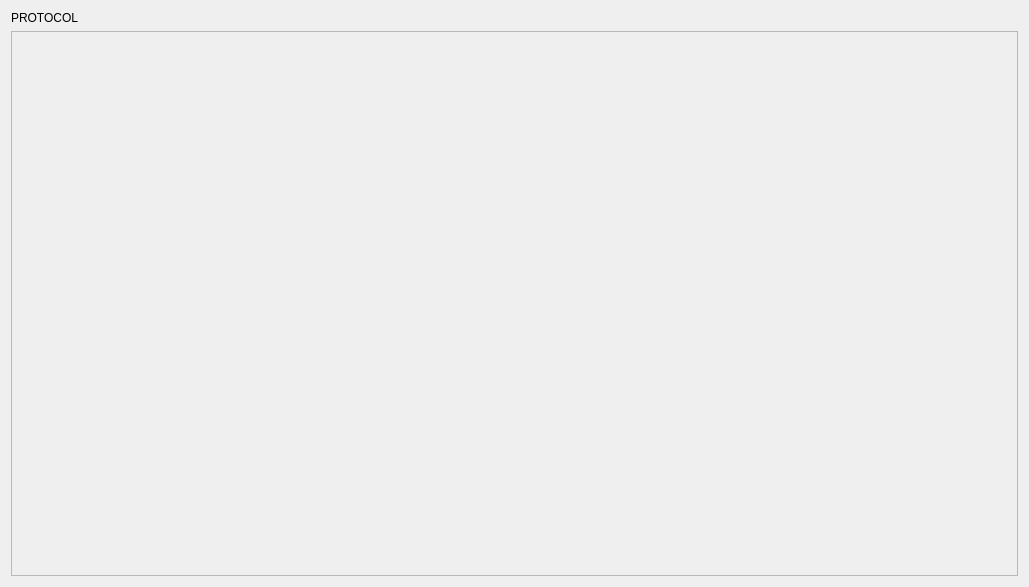
This is src/GUI/PinTracerUI/forms/ProtocolVisualizationWidget.ui in h3xduck/TaintBlade as Qt 5 draws it before an edit. The edited form follows.
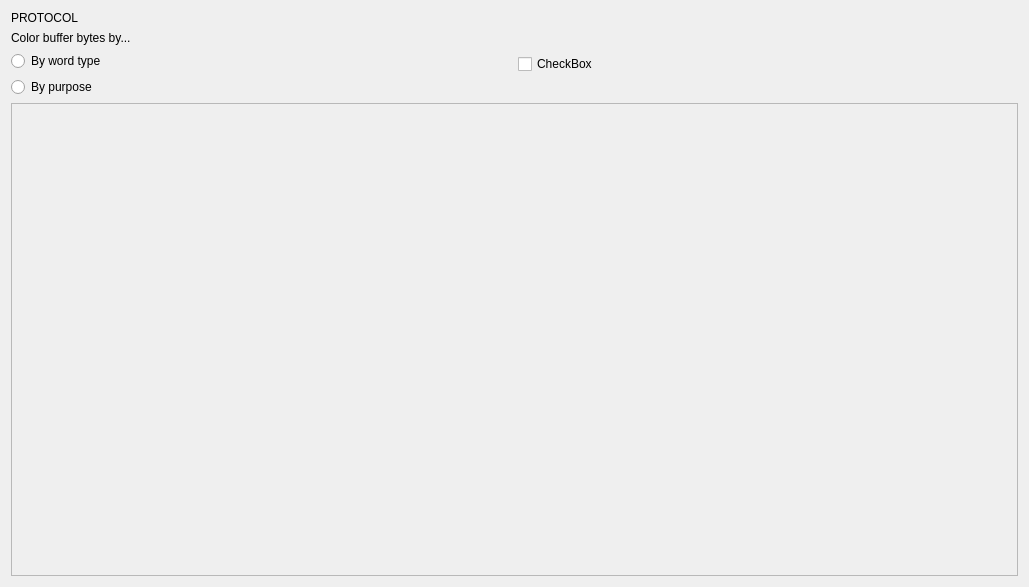
This is the edited form.

Commit message: Introduced new protocol fields, halfway through new visualization for protocol

Diff of the .ui file:
```diff
--- a/src/GUI/PinTracerUI/forms/ProtocolVisualizationWidget.ui
+++ b/src/GUI/PinTracerUI/forms/ProtocolVisualizationWidget.ui
@@ -21,6 +21,52 @@
      </property>
     </widget>
    </item>
+   <item>
+    <layout class="QHBoxLayout" name="horizontalLayout">
+     <item>
+      <layout class="QVBoxLayout" name="leftButtonColumn">
+       <item>
+        <widget class="QLabel" name="radioButtonLabel">
+         <property name="text">
+          <string>Color buffer bytes by...</string>
+         </property>
+        </widget>
+       </item>
+       <item>
+        <widget class="QRadioButton" name="radioButton_3">
+         <property name="text">
+          <string>By word type</string>
+         </property>
+         <attribute name="buttonGroup">
+          <string notr="true">buttonGroup</string>
+         </attribute>
+        </widget>
+       </item>
+       <item>
+        <widget class="QRadioButton" name="radioButton_4">
+         <property name="text">
+          <string>By purpose</string>
+         </property>
+         <attribute name="buttonGroup">
+          <string notr="true">buttonGroup</string>
+         </attribute>
+        </widget>
+       </item>
+      </layout>
+     </item>
+     <item>
+      <layout class="QVBoxLayout" name="rightButtonColumn">
+       <item>
+        <widget class="QCheckBox" name="checkBox">
+         <property name="text">
+          <string>CheckBox</string>
+         </property>
+        </widget>
+       </item>
+      </layout>
+     </item>
+    </layout>
+   </item>
    <item>
     <widget class="QScrollArea" name="scrollArea">
      <property name="widgetResizable">
@@ -31,8 +77,8 @@
        <rect>
         <x>0</x>
         <y>0</y>
-        <width>1005</width>
-        <height>536</height>
+        <width>1009</width>
+        <height>467</height>
        </rect>
       </property>
      </widget>
```
Left out of the diff: 3 changed lines with no effect on the pictures. The commit also changes 37 other files.
